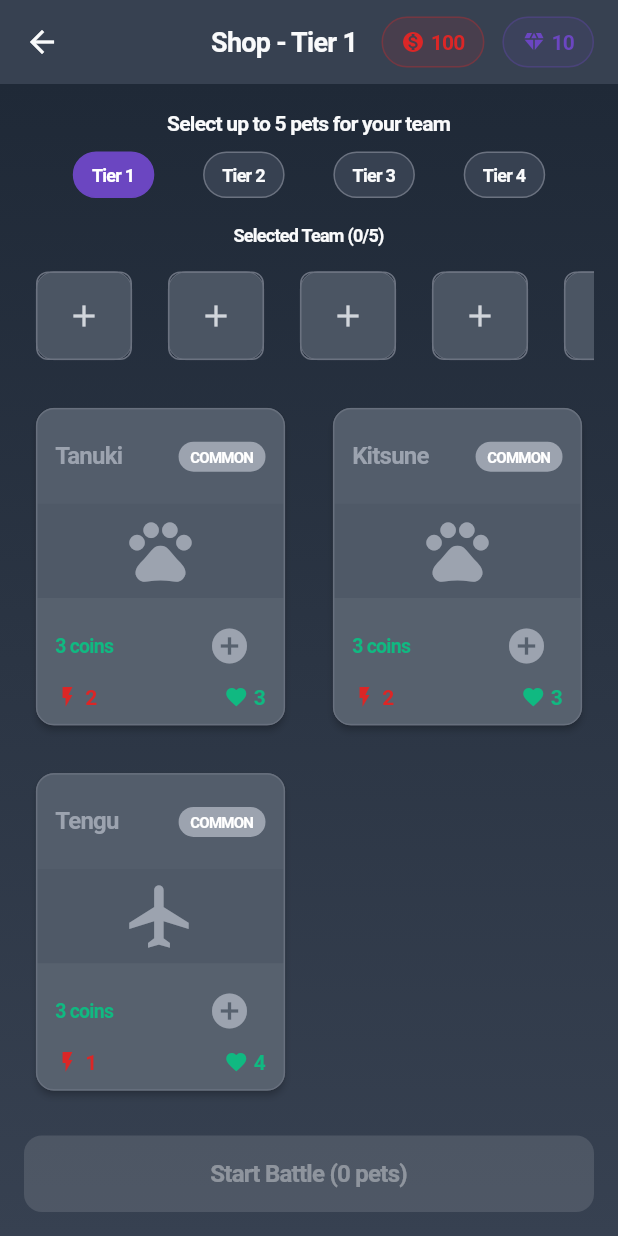
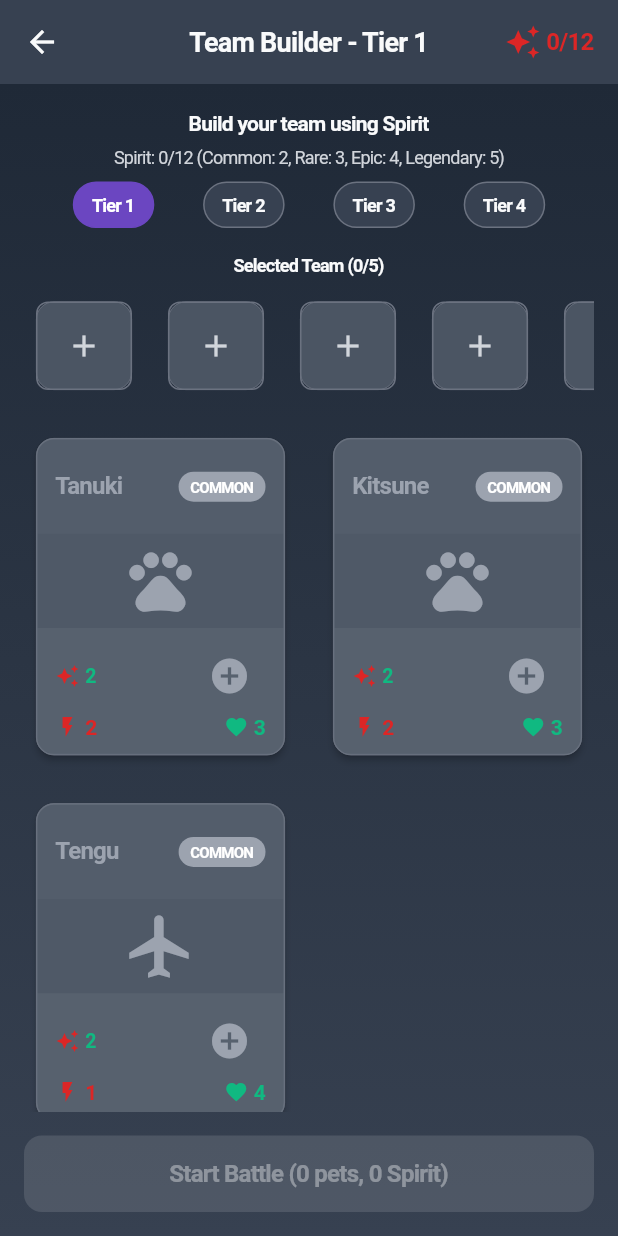
Before and after one commit to Pherenzia/Yokaigacha, a Flutter app: the ShopScreen screen opened directly, on a phone screen of 412 x 824 dp. Run offline on Flutter 3.47's test engine with Material 3 defaults, Android fonts, the phone set to English and light mode, and no system bars; our stand-ins replace hive, hive_flutter, shared_preferences; accounts and stored records are empty.

Commit message:
implemented spirit system to team builder

```diff
--- a/lib/core/models/game_data.dart
+++ b/lib/core/models/game_data.dart
@@ -52,6 +52,9 @@ class UserProgress {
   @HiveField(14)
   final int currentRound;
 
+  @HiveField(15)
+  final int spirit;
+
   const UserProgress({
     required this.userId,
     required this.coins,
@@ -68,6 +71,7 @@ class UserProgress {
     required this.petUsageStats,
     required this.achievements,
     required this.currentRound,
+    required this.spirit,
   });
 
   factory UserProgress.initial(String userId) {
@@ -87,6 +91,7 @@ class UserProgress {
       petUsageStats: {},
       achievements: [],
       currentRound: 1,
+      spirit: 12, // 11 + level (1) = 12 spirit
     );
   }
 
@@ -109,6 +114,7 @@ class UserProgress {
     Map<String, int>? petUsageStats,
     List<String>? achievements,
     int? currentRound,
+    int? spirit,
   }) {
     return UserProgress(
       userId: userId ?? this.userId,
@@ -126,8 +132,12 @@ class UserProgress {
       petUsageStats: petUsageStats ?? this.petUsageStats,
       achievements: achievements ?? this.achievements,
       currentRound: currentRound ?? this.currentRound,
+      spirit: spirit ?? this.spirit,
     );
   }
+
+  // Calculate total spirit based on level (11 + level)
+  int get totalSpirit => 11 + level;
 }
 
 @HiveType(typeId: 6)
--- a/lib/core/providers/game_provider.dart
+++ b/lib/core/providers/game_provider.dart
@@ -93,9 +93,13 @@ class GameProvider extends ChangeNotifier {
       newLevel++;
     }
 
+    // Calculate new spirit based on new level (11 + level)
+    int newSpirit = 11 + newLevel;
+
     final updatedProgress = _userProgress!.copyWith(
       level: newLevel,
       experience: newExperience,
+      spirit: newSpirit,
       lastPlayDate: DateTime.now(),
     );
 
--- a/lib/core/providers/user_progress_provider.dart
+++ b/lib/core/providers/user_progress_provider.dart
@@ -253,6 +253,7 @@ class UserProgressProvider extends ChangeNotifier {
       petUsageStats: _userProgress!.petUsageStats,
       achievements: [..._userProgress!.achievements, achievement.id],
       currentRound: _userProgress!.currentRound,
+      spirit: _userProgress!.spirit,
     );
 
     // Save directly without triggering achievement checks to avoid infinite loop
@@ -305,6 +306,7 @@ class UserProgressProvider extends ChangeNotifier {
         petUsageStats: _userProgress!.petUsageStats,
         achievements: _userProgress!.achievements,
         currentRound: _userProgress!.currentRound,
+        spirit: _userProgress!.spirit,
       );
 
       await updateUserProgress(updatedProgress);
--- a/lib/screens/home_screen.dart
+++ b/lib/screens/home_screen.dart
@@ -282,9 +282,9 @@ class _HomeScreenState extends State<HomeScreen> with TickerProviderStateMixin {
             childAspectRatio: 1.2,
             children: [
               MainMenuButton(
-                title: 'Shop',
-                subtitle: 'Buy pets for battle',
-                icon: Icons.store,
+                title: 'Team Builder',
+                subtitle: 'Build your battle team',
+                icon: Icons.group,
                 color: AppTheme.primaryColor,
                 onTap: () => _navigateToScreen(const ShopScreen()),
               ),
--- a/lib/screens/shop_screen.dart
+++ b/lib/screens/shop_screen.dart
@@ -74,42 +74,61 @@ class _ShopScreenState extends State<ShopScreen> {
     }
   }
 
-  int _getPetCost(Pet pet) {
-    // Cost based on rarity and tier
-    int baseCost = 3; // Base cost for common pets
-
+  int _getPetSpiritCost(Pet pet) {
+    // Spirit costs based on rarity (no tier multiplier for spirit)
     switch (pet.rarity) {
       case PetRarity.common:
-        baseCost = 3;
-        break;
+        return 2;
       case PetRarity.rare:
-        baseCost = 6;
-        break;
+        return 3;
       case PetRarity.epic:
-        baseCost = 9;
-        break;
+        return 4;
       case PetRarity.legendary:
-        baseCost = 12;
-        break;
+        return 5;
+    }
   }
 
-    // Add tier multiplier
-    return baseCost * _shopTier;
+  int _getUsedSpirit() {
+    int usedSpirit = 0;
+    for (Pet pet in _selectedPets) {
+      usedSpirit += _getPetSpiritCost(pet);
+    }
+    return usedSpirit;
   }
 
   @override
   Widget build(BuildContext context) {
     return Scaffold(
       appBar: AppBar(
-        title: Text('Shop - Tier $_shopTier'),
+        title: Text('Team Builder - Tier $_shopTier'),
         leading: IconButton(
           icon: const Icon(Icons.arrow_back),
           onPressed: () => Navigator.of(context).pop(),
         ),
-        actions: const [
+        actions: [
           Padding(
-            padding: EdgeInsets.only(right: 16),
-            child: CurrencyDisplay(),
+            padding: const EdgeInsets.only(right: 16),
+            child: Consumer<UserProgressProvider>(
+              builder: (context, userProgress, child) {
+                final totalSpirit = userProgress.userProgress?.totalSpirit ?? 12;
+                final usedSpirit = _getUsedSpirit();
+                return Row(
+                  mainAxisSize: MainAxisSize.min,
+                  children: [
+                    Icon(Icons.auto_awesome, color: AppTheme.accentColor),
+                    const SizedBox(width: 4),
+                    Text(
+                      '$usedSpirit/$totalSpirit',
+                      style: TextStyle(
+                        color: AppTheme.accentColor,
+                        fontWeight: FontWeight.bold,
+                        fontSize: 16,
+                      ),
+                    ),
+                  ],
+                );
+              },
+            ),
           ),
         ],
         backgroundColor: Colors.transparent,
@@ -150,10 +169,24 @@ class _ShopScreenState extends State<ShopScreen> {
       child: Column(
         children: [
           Text(
-            'Select up to 5 pets for your team',
+            'Build your team using Spirit',
             style: Theme.of(context).textTheme.titleMedium?.copyWith(
               fontWeight: FontWeight.bold,
             ),
+          ),
+          const SizedBox(height: 4),
+          Consumer<UserProgressProvider>(
+            builder: (context, userProgress, child) {
+              final totalSpirit = userProgress.userProgress?.totalSpirit ?? 12;
+              final usedSpirit = _getUsedSpirit();
+              return Text(
+                'Spirit: $usedSpirit/$totalSpirit (Common: 2, Rare: 3, Epic: 4, Legendary: 5)',
+                style: Theme.of(context).textTheme.bodySmall?.copyWith(
+                  color: AppTheme.secondaryTextColor,
+                ),
+                textAlign: TextAlign.center,
+              );
+            },
           ),
           const SizedBox(height: 8),
           Row(
@@ -256,6 +289,16 @@ class _ShopScreenState extends State<ShopScreen> {
               '${pet.baseAttack}/${pet.baseHealth}',
               style: const TextStyle(fontSize: 8),
             ),
+            Row(
+              mainAxisAlignment: MainAxisAlignment.center,
+              children: [
+                Icon(Icons.auto_awesome, size: 10, color: AppTheme.accentColor),
+                Text(
+                  '${_getPetSpiritCost(pet)}',
+                  style: TextStyle(fontSize: 8, color: AppTheme.accentColor),
+                ),
+              ],
+            ),
             IconButton(
               icon: const Icon(Icons.remove_circle, size: 16),
               onPressed: () => _removePet(index),
@@ -307,9 +350,9 @@ class _ShopScreenState extends State<ShopScreen> {
   }
 
   Widget _buildPetCard(Pet pet) {
-    final cost = _getPetCost(pet);
+    final spiritCost = _getPetSpiritCost(pet);
     final isSelected = _selectedPets.contains(pet);
-    final canAfford = _canAffordPet(cost);
+    final canAfford = _canAffordSpirit(spiritCost);
     final canSelect = _selectedPets.length < 5 && !isSelected;
     final rarityColor = _getRarityColor(pet.rarity);
 
@@ -412,20 +455,26 @@ class _ShopScreenState extends State<ShopScreen> {
                     Row(
                       mainAxisAlignment: MainAxisAlignment.spaceBetween,
                       children: [
+                        Row(
+                          children: [
+                            Icon(Icons.auto_awesome, size: 16, color: AppTheme.accentColor),
+                            const SizedBox(width: 4),
                             Text(
-                          '$cost coins',
+                              '$spiritCost',
                               style: TextStyle(
                                 color: canAfford ? AppTheme.successColor : AppTheme.errorColor,
                                 fontWeight: FontWeight.w600,
                                 fontSize: 13,
                               ),
                             ),
+                          ],
+                        ),
                         if (isSelected)
                           const Icon(Icons.check_circle, color: AppTheme.successColor, size: 24)
                         else if (canSelect && canAfford)
                           IconButton(
                             icon: const Icon(Icons.add_circle, size: 28),
-                            onPressed: () => _selectPet(pet, cost),
+                            onPressed: () => _selectPet(pet, spiritCost),
                             color: rarityColor,
                           )
                         else
@@ -505,7 +554,7 @@ class _ShopScreenState extends State<ShopScreen> {
                 minimumSize: const Size(double.infinity, 50),
               ),
               child: Text(
-                'Start Battle (${_selectedPets.length} pets)',
+                'Start Battle (${_selectedPets.length} pets, ${_getUsedSpirit()} Spirit)',
                 style: const TextStyle(
                   fontSize: 16,
                   fontWeight: FontWeight.bold,
@@ -518,16 +567,17 @@ class _ShopScreenState extends State<ShopScreen> {
     );
   }
 
-  bool _canAffordPet(int cost) {
+  bool _canAffordSpirit(int spiritCost) {
     final userProgress = Provider.of<UserProgressProvider>(context, listen: false);
-    return (userProgress.userProgress?.coins ?? 0) >= cost;
+    final totalSpirit = userProgress.userProgress?.totalSpirit ?? 12;
+    final usedSpirit = _getUsedSpirit();
+    return (usedSpirit + spiritCost) <= totalSpirit;
   }
 
-  void _selectPet(Pet pet, int cost) {
+  void _selectPet(Pet pet, int spiritCost) {
     if (_selectedPets.length >= 5) return;
 
-    final userProgress = Provider.of<UserProgressProvider>(context, listen: false);
-    if ((userProgress.userProgress?.coins ?? 0) < cost) return;
+    if (!_canAffordSpirit(spiritCost)) return;
 
     setState(() {
       // Create a copy of the pet with a unique ID
@@ -550,8 +600,7 @@ class _ShopScreenState extends State<ShopScreen> {
       _selectedPets.add(uniquePet);
     });
 
-    // Deduct coins
-    userProgress.addCoins(-cost);
+    // Spirit is not consumed - it's just a limit
   }
 
   void _removePet(int index) {
```
Also changed, not shown: lib/core/models/game_data.g.dart. Lines whose indentation alone changed are shown as unchanged.
